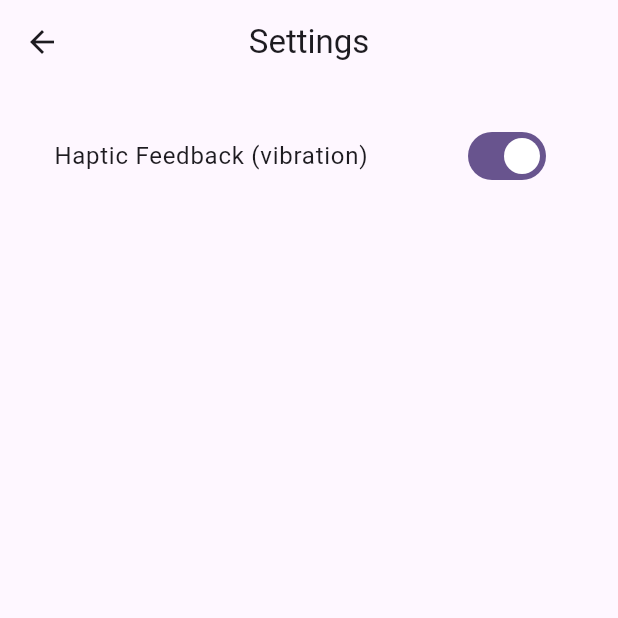
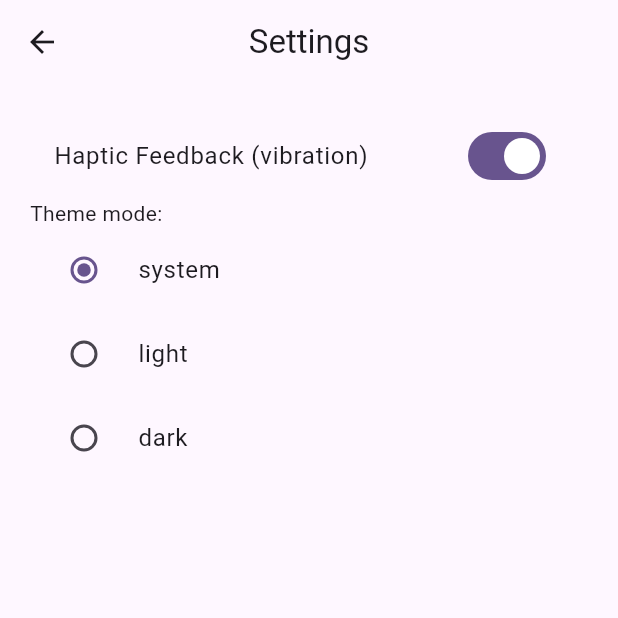
Before and after one commit to FelicianoTech/simon-remix, a Flutter app: the screen it shows after launch, after a tap on "Settings", on a phone screen of 412 x 824 dp, the top half of it. Run offline on Flutter 3.47's test engine with Material 3 defaults, Android fonts, the phone set to English and light mode, and no system bars; our stand-ins replace shared_preferences, vibration.

Commit message:
Add support for a dark theme and theme swapping (#26)

```diff
--- a/lib/main.dart
+++ b/lib/main.dart
@@ -1,17 +1,22 @@
 import 'package:shared_preferences/shared_preferences.dart';
 import 'package:flutter/material.dart';
+import 'package:provider/provider.dart';
 import 'pages/home.dart';
 import 'pages/game.dart';
 import 'pages/settings.dart';
 import 'pages/about.dart';
-import 'values.dart';
+import 'values.dart' as global;
+import 'theme.dart';
 
 void main() async {
   WidgetsFlutterBinding.ensureInitialized();
 
-  prefs = await SharedPreferences.getInstance();
+  global.prefs = await SharedPreferences.getInstance();
 
-  runApp(MyApp());
+  runApp(
+    ChangeNotifierProvider(
+        create: (context) => ThemeProvider(), child: MyApp()),
+  );
 }
 
 class MyApp extends StatelessWidget {
@@ -20,15 +25,27 @@ class MyApp extends StatelessWidget {
   // This widget is the root of your application.
   @override
   Widget build(BuildContext context) {
+    final themeProvider = Provider.of<ThemeProvider>(context);
+    themeProvider.setThemeMode(global.prefs.getInt('themeMode') ?? 0);
+
     return MaterialApp(
       title: 'Simon Remix',
+      themeMode: themeProvider.themeMode,
       theme: ThemeData(
         colorScheme: ColorScheme.fromSeed(seedColor: Colors.deepPurple),
         useMaterial3: true,
       ),
+      darkTheme: ThemeData(
+        brightness: Brightness.dark,
+        colorScheme: ColorScheme.fromSeed(
+          brightness: Brightness.dark,
+          seedColor: Colors.deepPurple,
+        ),
+        useMaterial3: true,
+      ),
       home: HomePage(),
       routes: <String, WidgetBuilder>{
-        '/game': (BuildContext context) => GamePage(key: gameKey),
+        '/game': (BuildContext context) => GamePage(key: global.gameKey),
         '/settings': (BuildContext context) => SettingsPage(),
         '/about': (BuildContext context) => AboutPage(),
       },
--- a/lib/pages/about.dart
+++ b/lib/pages/about.dart
@@ -16,6 +16,9 @@ class AboutPage extends StatelessWidget {
 
   @override
   Widget build(BuildContext context) {
+    final String themeName =
+        (Theme.of(context).brightness == Brightness.light) ? "light" : "dark";
+
     return Scaffold(
       appBar: AppBar(
         title: const Text('About Simon Remix'),
@@ -26,7 +29,8 @@ class AboutPage extends StatelessWidget {
         child: Center(
           child: Column(
             children: <Widget>[
-              Image.asset('assets/img/logo--1000x284.png', width: 110),
+              Image.asset('assets/img/logo--1000x284--${themeName}.png',
+                  width: 110),
               Text("version: " + global.version),
               const SizedBox(height: 40.0),
               const Text(
--- a/lib/pages/home.dart
+++ b/lib/pages/home.dart
@@ -8,6 +8,9 @@ class HomePage extends StatelessWidget {
 
   @override
   Widget build(BuildContext context) {
+    final String themeName =
+        (Theme.of(context).brightness == Brightness.light) ? "light" : "dark";
+
     return Scaffold(
       body: Padding(
         padding: EdgeInsets.all(20.0),
@@ -15,7 +18,9 @@ class HomePage extends StatelessWidget {
           child: Column(
             mainAxisAlignment: MainAxisAlignment.center,
             children: <Widget>[
-              const Image(image: AssetImage('assets/img/logo--1000x284.png')),
+              Image(
+                  image: AssetImage(
+                      'assets/img/logo--1000x284--${themeName}.png')),
               const SizedBox(height: 50.0),
               ElevatedButton(
                 onPressed: () {
--- a/lib/pages/settings.dart
+++ b/lib/pages/settings.dart
@@ -1,7 +1,9 @@
 import 'package:flutter/material.dart';
 import 'package:flutter/services.dart';
 import 'package:url_launcher/url_launcher.dart';
+import 'package:provider/provider.dart';
 import '../values.dart' as global;
+import '../theme.dart';
 
 class SettingsPage extends StatefulWidget {
   const SettingsPage({super.key});
@@ -13,6 +15,9 @@ class SettingsPage extends StatefulWidget {
 class _SettingsPageState extends State<SettingsPage> {
   @override
   Widget build(BuildContext context) {
+    final themeProvider = Provider.of<ThemeProvider>(context);
+    int themeInt = global.prefs.getInt('themeMode') ?? 0;
+
     return Scaffold(
       appBar: AppBar(
         title: const Text('Settings'),
@@ -32,6 +37,35 @@ class _SettingsPageState extends State<SettingsPage> {
                   });
                 },
               ),
+              RadioGroup<int>(
+                groupValue: themeInt,
+                onChanged: (int? value) {
+                  int themeMode = 0;
+                  setState(() {
+                    themeInt = value ?? 0;
+                    themeProvider.setThemeMode(themeInt);
+                    global.prefs.setInt('themeMode', themeInt);
+                  });
+                },
+                child: const Column(
+                  crossAxisAlignment: CrossAxisAlignment.start,
+                  children: <Widget>[
+                    Text("Theme mode:"),
+                    RadioListTile<int>(
+                      title: Text("system"),
+                      value: 0,
+                    ),
+                    RadioListTile<int>(
+                      title: Text("light"),
+                      value: 1,
+                    ),
+                    RadioListTile<int>(
+                      title: Text("dark"),
+                      value: 2,
+                    ),
+                  ],
+                ),
+              ),
             ],
           ),
         ), // Center
--- /dev/null
+++ b/lib/theme.dart
@@ -0,0 +1,19 @@
+import 'package:flutter/material.dart';
+
+class ThemeProvider extends ChangeNotifier {
+  ThemeMode _themeMode = ThemeMode.system;
+
+  ThemeMode get themeMode => _themeMode;
+
+  void setThemeMode(int mode) {
+    switch (mode) {
+      case 0:
+        _themeMode = ThemeMode.system;
+      case 1:
+        _themeMode = ThemeMode.light;
+      case 2:
+        _themeMode = ThemeMode.dark;
+    }
+    notifyListeners();
+  }
+}
--- a/lib/values.dart
+++ b/lib/values.dart
@@ -22,4 +22,5 @@ enum SimonColor implements Comparable<SimonColor> {
 GlobalKey<GamePageState> gameKey = GlobalKey<GamePageState>();
 
 late SharedPreferences prefs;
+late ThemeMode themeMode;
 String version = "v0.4.0";
--- a/pubspec.yaml
+++ b/pubspec.yaml
@@ -25,6 +25,7 @@ dependencies:
   vibration: ^2.0.1
   shared_preferences: ^2.3.5
   url_launcher: ^6.3.1
+  provider: ^6.1.5+1
 
 dev_dependencies:
   flutter_test:
```
Also changed, not shown: assets/img/logo--1000x284--dark.png (added), assets/img/logo--1000x284--light.png (renamed from assets/img/logo--1000x284.png), pubspec.lock.
